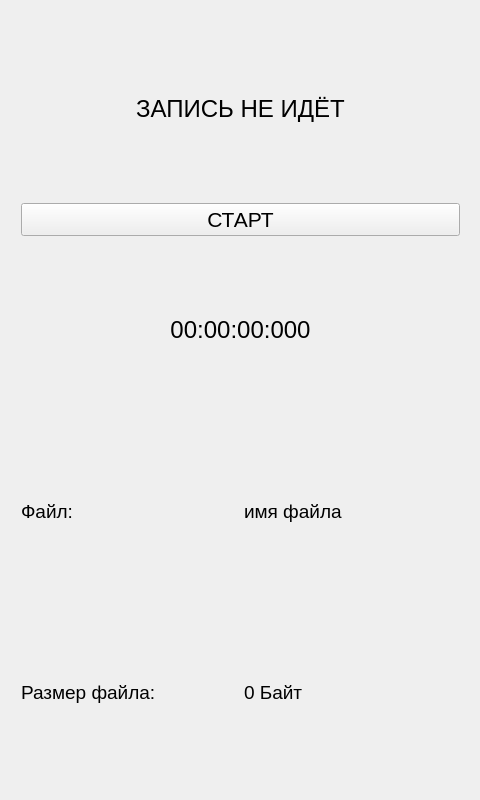
Qt form mainwindow.ui (BadLagger/qmems) before a commit.
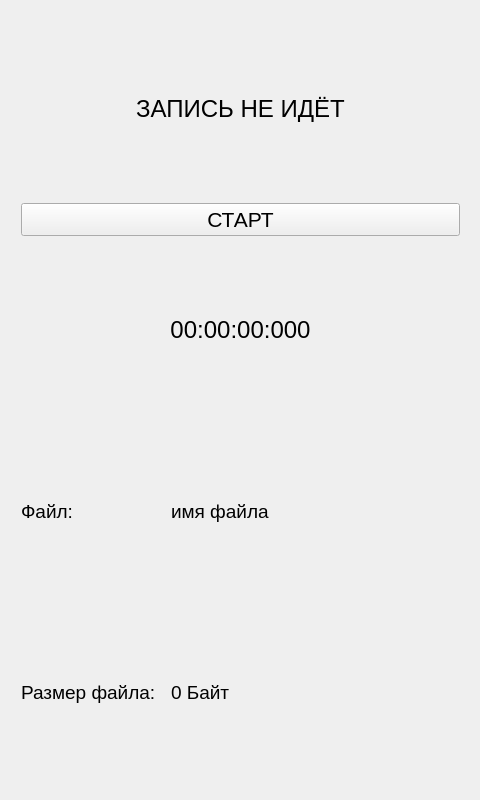
The same form after that commit.

Commit message: Add config for buildroot

What changed in the file:
```diff
--- a/mainwindow.ui
+++ b/mainwindow.ui
@@ -84,7 +84,7 @@
       </widget>
      </item>
      <item>
-      <layout class="QHBoxLayout" name="horizontalLayout">
+      <layout class="QHBoxLayout" name="horizontalLayout" stretch="1,2">
        <item>
         <widget class="QLabel" name="label">
          <property name="font">
@@ -112,7 +112,7 @@
       </layout>
      </item>
      <item>
-      <layout class="QHBoxLayout" name="horizontalLayout_2">
+      <layout class="QHBoxLayout" name="horizontalLayout_2" stretch="1,2">
        <item>
         <widget class="QLabel" name="label_3">
          <property name="font">
```
The commit also changes 1 other file.
